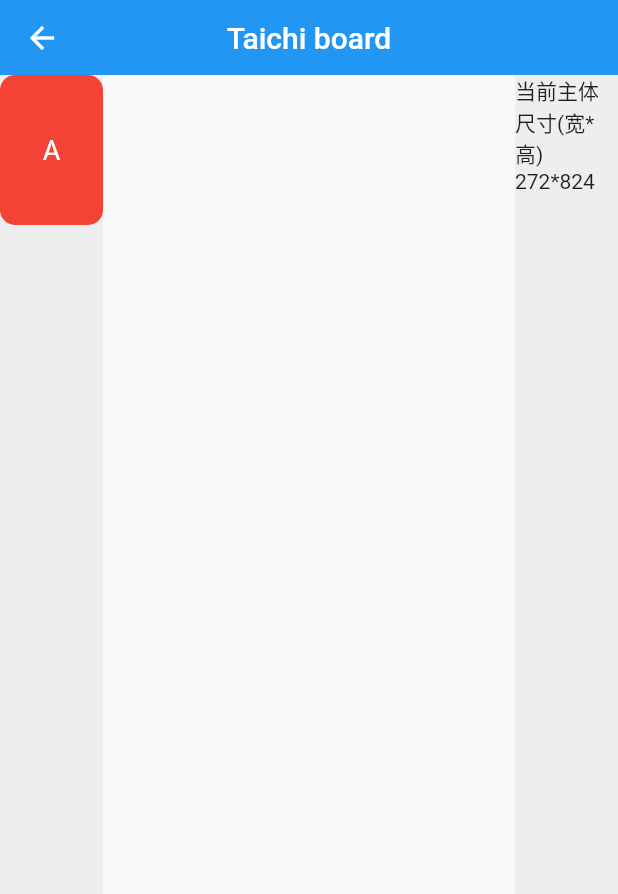
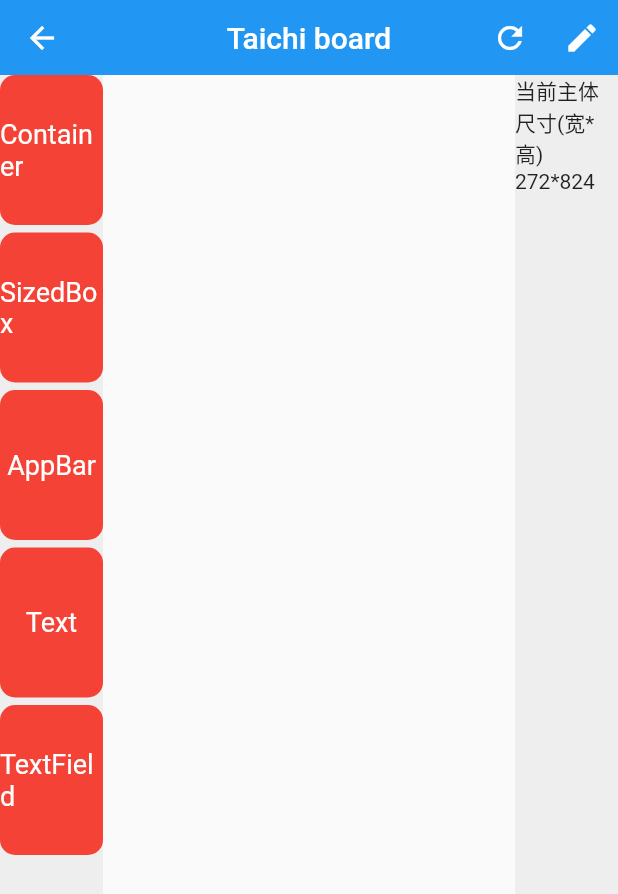
Before and after one commit to guchengxi1994/taichi, a Flutter app: the _TaichiBlocksBoard screen opened directly, on a phone screen of 412 x 824 dp. Shown: the top 894 px of the screen. Run offline on Flutter 3.47's test engine with Material 2 defaults, Android fonts, the phone set to English and light mode, and no system bars; missing offline and left inert: dart_date.

Commit message:
update right widget

````diff
--- a/lib/src/blocks/constants.dart
+++ b/lib/src/blocks/_constants.dart
@@ -17,4 +17,20 @@ class BlockConstants {
   static const Color bodyWidgetInitialColor = Colors.blue;
   static const Color leftDragglableWidgetColor = Colors.red;
   static const double inputHeight = 40;
+  static const List<String> supportedTypes = [
+    "Container",
+    "SizedBox",
+    "AppBar",
+    "Text",
+    "TextField",
+  ];
 }
+
+final Map<String, String> introductionOfWidgets = {
+  "Container":
+      "A convenience widget that combines common painting, positioning, and sizing",
+  "SizedBox": "A box with a specified size.",
+  "AppBar": "A material design app bar.",
+  "Text": "A run of text with a single style.",
+  "TextField": "A material design text field."
+};
--- a/lib/src/blocks/_drag_controller.dart
+++ b/lib/src/blocks/_drag_controller.dart
@@ -10,11 +10,18 @@
 // ignore_for_file: prefer_final_fields
 
 import 'package:flutter/material.dart';
+import 'package:taichi/src/blocks/_enums.dart';
 
 import '_t_block_wapper.dart';
-import 'constants.dart';
+import '_constants.dart';
 
 class BlockController extends ChangeNotifier {
+  /// board type
+  BoardType boardType = BoardType.common;
+
+  /// board direction
+  BoardDirection boardDirection = BoardDirection.ttb;
+
   /// widgets in board
   List<Widget> _currentWidgets = [];
   List<Widget> get widgets => _currentWidgets;
@@ -23,16 +30,27 @@ class BlockController extends ChangeNotifier {
   List<GlobalKey<BlocksWrapperWidgetState>> _globalKeys = [];
   List<GlobalKey<BlocksWrapperWidgetState>> get globalKeys => _globalKeys;
 
+  /// screen width
+  double screenWidth = 0;
+
+  /// screen height
+  double screenHeight = 0;
+
   /// widget index
-  double screenWidth = 0;
   int currentIndex = 1;
 
   /// current selected widget
   int _currentSelectedWidgetId = -1;
   int get currentSelectedWidgetId => _currentSelectedWidgetId;
 
+  /// 用于刷新右侧组件
+  GlobalKey globalRightSideKey = GlobalKey();
+
+  /// 获取当前操作的组件
   BlocksWrapperWidget get currentWidget =>
       _currentWidgets[_currentSelectedWidgetId - 1] as BlocksWrapperWidget;
+
+  /// 获取当前操作组件的 globalkey
   GlobalKey<BlocksWrapperWidgetState> get currentKey =>
       _globalKeys[_currentSelectedWidgetId - 1];
 
@@ -43,10 +61,12 @@ class BlockController extends ChangeNotifier {
   }
 
   /// 动态设置widget的宽度
-  changeWidth(double w) {
+  changeSize(double w, double h) {
     screenWidth = w;
+    screenHeight = h;
   }
 
+  /// 添加一个widget
   addWidget(Widget w, Offset offset, String widgetType) {
     if (offset.dx >= screenWidth / 6 && offset.dx <= screenWidth / 6 * 5) {
       GlobalKey<BlocksWrapperWidgetState> key = GlobalKey();
@@ -64,11 +84,13 @@ class BlockController extends ChangeNotifier {
     }
   }
 
+  /// 移除一个widget
   removeWidget(Widget w) {
     _currentWidgets.remove(w);
     notifyListeners();
   }
 
+  /// 根据id移除 widget
   removeWidgetById(int id) {
     _currentWidgets.removeAt(id);
     _globalKeys.removeAt(id);
--- a/lib/src/blocks/_draggable_widget.dart
+++ b/lib/src/blocks/_draggable_widget.dart
@@ -7,11 +7,12 @@
  * @LastEditors: xiaoshuyui
  * @LastEditTime: 2022-05-18 22:00:16
  */
+import 'package:flutter/cupertino.dart';
 import 'package:flutter/material.dart';
 import 'package:provider/provider.dart';
 
 import '_drag_controller.dart';
-import 'constants.dart';
+import '_constants.dart';
 
 /// 左侧列表中，可拖动的小部件
 ///
@@ -66,6 +67,27 @@ class Blocks extends StatelessWidget {
               decoration: TextDecoration.none),
         ),
       ),
+      child: InkWell(
+        onLongPress: () {
+          showCupertinoDialog(
+              context: context,
+              builder: (context) {
+                return CupertinoAlertDialog(
+                  title: const Text("Introduction"),
+                  content: Material(
+                    color: Colors.transparent,
+                    child: Text(introductionOfWidgets[widgetName]!),
+                  ),
+                  actions: [
+                    CupertinoActionSheetAction(
+                        onPressed: () {
+                          Navigator.of(context).pop();
+                        },
+                        child: const Text("OK"))
+                  ],
+                );
+              });
+        },
         child: Container(
           height: BlockConstants.taichiDraggableWidgetSize,
           width: BlockConstants.taichiDraggableWidgetSize,
@@ -78,6 +100,7 @@ class Blocks extends StatelessWidget {
             style: const TextStyle(color: Colors.white, fontSize: 18),
           ),
         ),
+      ),
     );
   }
 }
--- /dev/null
+++ b/lib/src/blocks/_enums.dart
@@ -0,0 +1,11 @@
+/// ```stack``` 固定位置
+///
+/// ```scrollerView``` 可滚动的组件
+///
+/// ```common``` 不可滚动，非固定位置自适应
+enum BoardType { stack, scrollView, common }
+
+/// ```ltr``` 从左往右
+///
+/// ```ttb``` 从上到下
+enum BoardDirection { ltr, ttb }
--- /dev/null
+++ b/lib/src/blocks/_right_side_widget.dart
@@ -0,0 +1,133 @@
+import 'package:flutter/material.dart';
+import 'package:provider/provider.dart';
+
+import '_drag_controller.dart';
+import '_t_block_wapper.dart';
+import '_constants.dart';
+
+class RightSideWidget extends StatefulWidget {
+  // ignore: prefer_const_constructors_in_immutables
+  RightSideWidget({Key? key}) : super(key: key);
+
+  @override
+  State<RightSideWidget> createState() => _RightSideWidgetState();
+}
+
+class _RightSideWidgetState extends State<RightSideWidget> {
+  final TextEditingController widthTextController = TextEditingController();
+  final TextEditingController heightTextController = TextEditingController();
+
+  @override
+  void dispose() {
+    widthTextController.dispose();
+    heightTextController.dispose();
+    super.dispose();
+  }
+
+  @override
+  Widget build(BuildContext context) {
+    if (context.watch<BlockController>().currentSelectedWidgetId != -1) {
+      BlocksWrapperWidget w = context.read<BlockController>().currentWidget;
+      GlobalKey<BlocksWrapperWidgetState> k =
+          context.read<BlockController>().currentKey;
+
+      widthTextController.text = k.currentState!.width.toString();
+
+      heightTextController.text = k.currentState!.height.toString();
+      return Column(
+        crossAxisAlignment: CrossAxisAlignment.start,
+        children: [
+          Text(
+              "当前主体尺寸(宽*高)\n${(context.watch<BlockController>().screenWidth * 0.66).ceil()}*${context.watch<BlockController>().screenHeight.ceil()}"),
+          const SizedBox(
+            height: 20,
+          ),
+
+          const Text("名称"),
+          Text("${w.index} ${w.widgetType}"),
+          Container(
+            height: 5,
+            color: Colors.black,
+          ),
+          const Text("宽度"),
+          SizedBox(
+            height: BlockConstants.inputHeight,
+            width: 0.9 * context.watch<BlockController>().screenWidth / 6,
+            child: TextField(
+              controller: widthTextController,
+              decoration: InputDecoration(
+                  hintText: "${k.currentState?.width}",
+                  suffix: IconButton(
+                      onPressed: () {
+                        try {
+                          double d = double.parse(widthTextController.text);
+                          if (k.currentState!.width != d) {
+                            k.currentState!.setWidth(d);
+                          }
+                        } catch (_) {}
+                      },
+                      icon: const Icon(
+                        Icons.done,
+                        color: Colors.green,
+                      ))),
+            ),
+          ),
+          const Text("高度"),
+          // Text("${k.currentState?.height}"),
+          SizedBox(
+            height: BlockConstants.inputHeight,
+            width: 0.9 * context.watch<BlockController>().screenWidth / 6,
+            child: TextField(
+              controller: heightTextController,
+              decoration: InputDecoration(
+                  hintText: "${k.currentState?.height}",
+                  suffix: IconButton(
+                      onPressed: () {
+                        try {
+                          double d = double.parse(heightTextController.text);
+                          if (k.currentState!.height != d) {
+                            k.currentState!.setHeight(d);
+                          }
+                        } catch (_) {}
+                      },
+                      icon: const Icon(
+                        Icons.done,
+                        color: Colors.green,
+                      ))),
+            ),
+          ),
+
+          Container(
+            height: 5,
+            color: Colors.black,
+          ),
+
+          Text("距离左侧距离\n${k.currentState!.left.ceil()}"),
+          Text("距离顶部距离\n${k.currentState!.top.ceil()}"),
+
+          const SizedBox(
+            height: 20,
+          ),
+
+          Align(
+            alignment: Alignment.centerRight,
+            child: TextButton(
+                onPressed: () {
+                  context.read<BlockController>().changeCurrentId(-1);
+                  context.read<BlockController>().removeWidgetById(w.index - 1);
+                },
+                child: const Text("删除")),
+          ),
+        ],
+      );
+    } else {
+      return Column(
+        crossAxisAlignment: CrossAxisAlignment.start,
+        children: [
+          Text(
+              "当前主体尺寸(宽*高)\n${(MediaQuery.of(context).size.width * 0.66).ceil()}*${MediaQuery.of(context).size.height.ceil()}"),
+        ],
+      );
+    }
+  }
+}
--- a/lib/src/blocks/_t_block_wapper.dart
+++ b/lib/src/blocks/_t_block_wapper.dart
@@ -11,7 +11,7 @@ import 'package:flutter/material.dart';
 import 'package:provider/provider.dart';
 
 import '_drag_controller.dart';
-import 'constants.dart';
+import '_constants.dart';
 
 // ignore: must_be_immutable
 class BlocksWrapperWidget extends StatefulWidget {
@@ -78,6 +78,11 @@ class BlocksWrapperWidgetState extends State<BlocksWrapperWidget> {
               top = details.offset.dy - BlockConstants.appbarHeight;
               left = details.offset.dx - widgetWidth / 6;
             });
+            context
+                .read<BlockController>()
+                .globalRightSideKey
+                .currentState!
+                .setState(() {});
           },
           onDragStarted: () {
             context.read<BlockController>().changeCurrentId(widget.index);
@@ -101,7 +106,7 @@ class BlocksWrapperWidgetState extends State<BlocksWrapperWidget> {
                 color: color,
                 borderRadius: BorderRadius.circular(8.0),
                 border:
-                    context.read<BlockController>().currentSelectedWidgetId ==
+                    context.watch<BlockController>().currentSelectedWidgetId ==
                             widget.index
                         ? Border.all(
                             color: const Color.fromARGB(218, 187, 48, 24),
--- a/lib/src/blocks/t_building_blocks_board.dart
+++ b/lib/src/blocks/t_building_blocks_board.dart
@@ -12,8 +12,8 @@ import 'package:provider/provider.dart';
 
 import '_drag_controller.dart';
 import '_draggable_widget.dart';
-import '_t_block_wapper.dart';
-import 'constants.dart';
+import '_constants.dart';
+import '_right_side_widget.dart';
 
 /// 绘图板
 ///
@@ -33,18 +33,12 @@ class _TaichiBlocksBoardState extends State<_TaichiBlocksBoard> {
   final TextEditingController heightTextController = TextEditingController();
 
   @override
-  void dispose() {
-    widthTextController.dispose();
-    heightTextController.dispose();
-    super.dispose();
-  }
-
-  @override
   Widget build(BuildContext context) {
     double widgetHeight = MediaQuery.of(context).size.height;
     double widgetWidth = MediaQuery.of(context).size.width;
 
-    context.read<BlockController>().changeWidth(widgetWidth);
+    /// 每一次重绘就把新的尺寸传到```controller``` 里存起来
+    context.read<BlockController>().changeSize(widgetWidth, widgetHeight);
 
     return Scaffold(
       appBar: PreferredSize(
@@ -53,6 +47,22 @@ class _TaichiBlocksBoardState extends State<_TaichiBlocksBoard> {
           elevation: 0,
           title: const Text("Taichi board"),
           centerTitle: true,
+          actions: [
+            IconButton(
+                tooltip: "刷新",
+                onPressed: () {
+                  context.read<BlockController>().changeCurrentId(-1);
+                },
+                icon: const Icon(
+                  Icons.refresh,
+                )),
+            IconButton(
+                tooltip: "生成",
+                onPressed: () {},
+                icon: const Icon(
+                  Icons.create,
+                )),
+          ],
         ),
       ),
       body: Row(
@@ -63,7 +73,13 @@ class _TaichiBlocksBoardState extends State<_TaichiBlocksBoard> {
                 color: sideColor,
                 height: widgetHeight,
                 child: Wrap(
-                  children: [Blocks()],
+                  spacing: 5,
+                  runSpacing: 5,
+                  children: BlockConstants.supportedTypes
+                      .map((e) => Blocks(
+                            widgetName: e,
+                          ))
+                      .toList(),
                 ),
               )),
           const Divider(
@@ -86,103 +102,14 @@ class _TaichiBlocksBoardState extends State<_TaichiBlocksBoard> {
                 color: sideColor,
                 height: widgetHeight,
                 child: SingleChildScrollView(
-                    key: UniqueKey(), child: _buildRightSide()),
+                    key: UniqueKey(),
+                    child: RightSideWidget(
+                      key: context.read<BlockController>().globalRightSideKey,
+                    )),
               )),
         ],
       ),
     );
-  }
-
-  Widget _buildRightSide() {
-    if (context.watch<BlockController>().currentSelectedWidgetId != -1) {
-      BlocksWrapperWidget w = context.read<BlockController>().currentWidget;
-      GlobalKey<BlocksWrapperWidgetState> k =
-          context.read<BlockController>().currentKey;
-
-      widthTextController.text = k.currentState!.width.toString();
-
-      heightTextController.text = k.currentState!.height.toString();
-      return Column(
-        crossAxisAlignment: CrossAxisAlignment.start,
-        children: [
-          Text(
-              "当前主体尺寸(宽*高)\n${(MediaQuery.of(context).size.width * 0.66).ceil()}*${MediaQuery.of(context).size.height.ceil()}"),
-          const SizedBox(
-            height: 20,
-          ),
-
-          const Text("名称"),
-          Text("${w.index} ${w.widgetType}"),
-          const Divider(
-            thickness: 2,
-            color: Colors.black,
-          ),
-          const Text("宽度"),
-          SizedBox(
-            height: BlockConstants.inputHeight,
-            width: 0.9 * MediaQuery.of(context).size.width / 6,
-            child: TextField(
-              controller: widthTextController,
-              decoration: InputDecoration(
-                  hintText: "${k.currentState?.width}",
-                  suffix: IconButton(
-                      onPressed: () {
-                        try {
-                          double d = double.parse(widthTextController.text);
-                          if (k.currentState!.width != d) {
-                            k.currentState!.setWidth(d);
-                          }
-                        } catch (_) {}
-                      },
-                      icon: const Icon(
-                        Icons.done,
-                        color: Colors.green,
-                      ))),
-            ),
-          ),
-          const Text("高度"),
-          // Text("${k.currentState?.height}"),
-          SizedBox(
-            height: BlockConstants.inputHeight,
-            width: 0.9 * MediaQuery.of(context).size.width / 6,
-            child: TextField(
-              controller: heightTextController,
-              decoration: InputDecoration(
-                  hintText: "${k.currentState?.height}",
-                  suffix: IconButton(
-                      onPressed: () {
-                        try {
-                          double d = double.parse(heightTextController.text);
-                          if (k.currentState!.height != d) {
-                            k.currentState!.setHeight(d);
-                          }
-                        } catch (_) {}
-                      },
-                      icon: const Icon(
-                        Icons.done,
-                        color: Colors.green,
-                      ))),
-            ),
-          ),
-
-          const Divider(
-            thickness: 2,
-            color: Colors.black,
-          ),
-
-          Text("距离左侧距离\n${k.currentState!.left.ceil()}"),
-          Text("距离顶部距离\n${k.currentState!.top.ceil()}"),
-        ],
-      );
-    } else {
-      return Column(
-        crossAxisAlignment: CrossAxisAlignment.start,
-        children: [
-          Text(
-              "当前主体尺寸(宽*高)\n${(MediaQuery.of(context).size.width * 0.66).ceil()}*${MediaQuery.of(context).size.height.ceil()}"),
-        ],
-      );
-    }
   }
 }
 
````
Also changed, not shown: 6 other files. Lines whose indentation alone changed are shown as unchanged.
